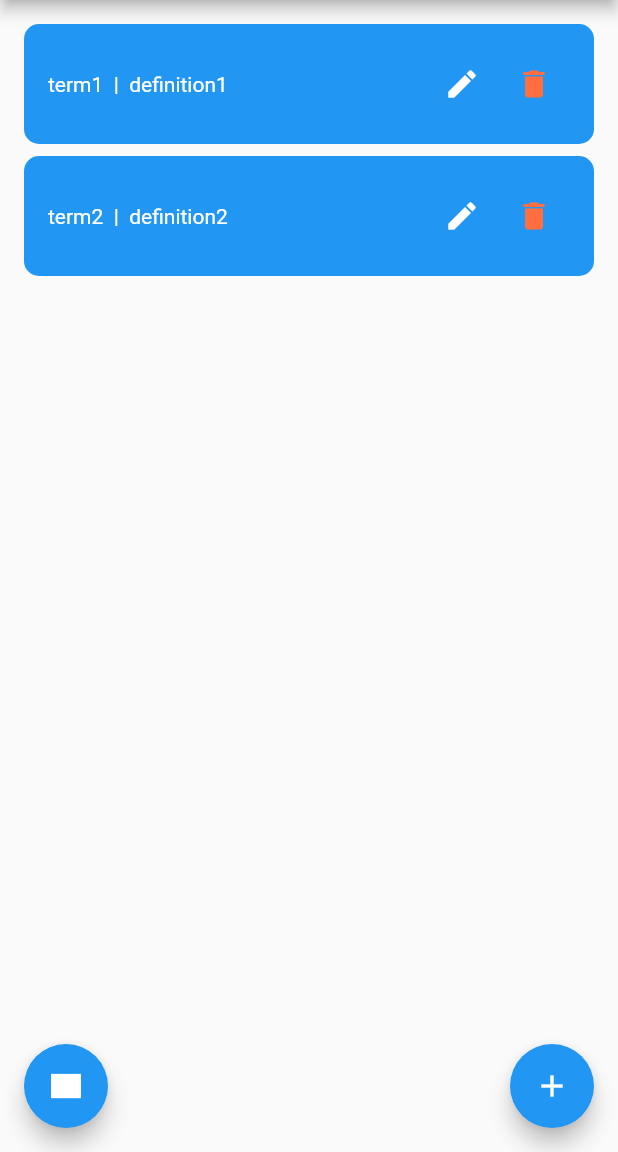
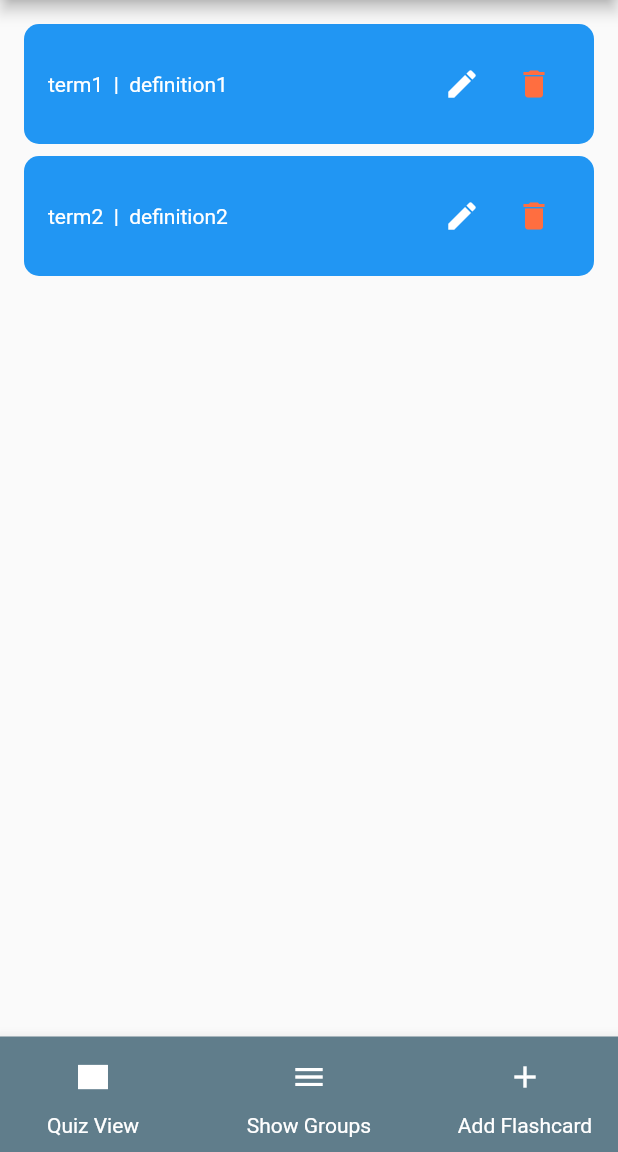
Before and after one commit to aaaluzzi/flashcards_app, a Flutter app: the screen it shows after launch, on a phone screen of 412 x 824 dp, the part 84-1236 px from its top. Run offline on Flutter 3.47's test engine with Material 2 defaults, Android fonts, the phone set to English and light mode, and no system bars.

```diff
--- a/lib/main.dart
+++ b/lib/main.dart
@@ -2,7 +2,6 @@ import 'package:flashcards/flashcard_data.dart';
 import 'package:flashcards/quiz_view.dart';
 import 'package:flutter/material.dart';
 import 'package:provider/provider.dart';
-
 import 'add_flashcard.dart';
 
 class FlashcardsState extends ChangeNotifier {
@@ -77,7 +76,7 @@ class MyHomePage extends StatelessWidget {
         body: Center(
           child: Padding(
             padding: const EdgeInsets.all(16.0),
-            child: Column(
+            child: ListView(
               children: [
                 for (var flashcard in appState.flashcards)
                   Column(
@@ -94,37 +93,92 @@ class MyHomePage extends StatelessWidget {
             ),
           ),
         ),
-        floatingActionButton: Padding(
-          padding: const EdgeInsets.all(16.0),
-          child: Row(
-            mainAxisAlignment: MainAxisAlignment.spaceBetween,
+        bottomNavigationBar: BottomAppBar(
+          color: Colors.blueGrey,
+          shape: const CircularNotchedRectangle(),
+          child: Column(
+            mainAxisSize: MainAxisSize.min,
             children: [
-              FloatingActionButton(
+              const SizedBox(height: 3),
+              Row(
+                children: [
+                  Expanded(
+                    child: Column(
+                      children: [
+                        IconButton(
+                          icon: const Icon(Icons.rectangle),
+                          color: Colors.white,
                           onPressed: () {
                             Navigator.push(
                               context,
-                    MaterialPageRoute(
-                        builder: (context) => const QuizViewPage()),
+                              MaterialPageRoute(builder: (context) => const QuizViewPage()),
                             );
                           },
-                tooltip: 'Quiz View',
-                child: const Icon(Icons.rectangle),
                         ),
-              FloatingActionButton(
-                onPressed: () {
-                  Navigator.push(
-                    context,
-                    MaterialPageRoute(
-                        builder: (context) => const AddFlashcardPage()),
-                  );
-                },
-                tooltip: 'Add Flashcard',
-                child: const Icon(Icons.add),
+                        const Text(
+                          'Quiz View',
+                          textAlign: TextAlign.center,
+                          style: TextStyle(
+                            fontSize: 14,
+                            color: Colors.white,
+                          ),
                         ),
                       ],
                     ),
                   ),
-        floatingActionButtonLocation: FloatingActionButtonLocation.centerDocked,
+                  const SizedBox(width: 20),
+                  Expanded(
+                    child: Column(
+                      children: [
+                        IconButton(
+                          icon: const Icon(Icons.menu),
+                          color: Colors.white,
+                          onPressed: () {
+                            // TO DO
+                          },
+                        ),
+                        const Text(
+                          'Show Groups',
+                          textAlign: TextAlign.center,
+                          style: TextStyle(
+                            fontSize: 14,
+                            color: Colors.white,
+                          ),
+                        ),
+                      ],
+                    ),
+                  ),
+                  const SizedBox(width: 20),
+                  Expanded(
+                    child: Column(
+                      children: [
+                        IconButton(
+                          icon: const Icon(Icons.add),
+                          color: Colors.white,
+                          onPressed: () {
+                            Navigator.push(
+                              context,
+                              MaterialPageRoute(builder: (context) => const AddFlashcardPage()),
+                            );
+                          },
+                        ),
+                        const Text(
+                          'Add Flashcard',
+                          textAlign: TextAlign.center,
+                          style: TextStyle(
+                            fontSize: 14,
+                            color: Colors.white,
+                          ),
+                        ),
+                      ],
+                    ),
+                  ),
+                ],
+              ),
+              const SizedBox(height: 10),
+            ],
+          ),
+        ),
       ),
     );
   }
--- a/lib/quiz_view.dart
+++ b/lib/quiz_view.dart
@@ -1,6 +1,6 @@
 import 'package:flutter/material.dart';
 import 'package:provider/provider.dart';
-
+import 'dart:math';
 import 'main.dart';
 
 class QuizViewPage extends StatefulWidget {
@@ -13,10 +13,31 @@ class QuizViewPage extends StatefulWidget {
 class _QuizViewPageState extends State<QuizViewPage> {
   int currentIndex = 0;
   bool showDefinition = false;
+  List<int> visitedIndices = [];
 
   void toggleShowDefinition() {
     setState(() {
       showDefinition = !showDefinition;
+    });
+  }
+
+  void toggleRandomFlashcard() {
+    var appState = context.read<FlashcardsState>();
+    final flashcards = appState.flashcards;
+
+    if (visitedIndices.length == flashcards.length) {
+      visitedIndices.clear();
+    }
+
+    int randomIndex;
+    do {
+      randomIndex = Random().nextInt(flashcards.length);
+    } while (visitedIndices.contains(randomIndex));
+
+    setState(() {
+      currentIndex = randomIndex;
+      visitedIndices.add(randomIndex);
+      showDefinition = false;
     });
   }
 
@@ -91,6 +112,10 @@ class _QuizViewPageState extends State<QuizViewPage> {
                     },
                     child: const Text('Next'),
                   ),
+                  ElevatedButton(
+                    onPressed: toggleRandomFlashcard,
+                    child: const Text('Randomize'),
+                  ),
                 ],
               ),
               const SizedBox(height: 10),
```
Lines whose indentation alone changed are shown as unchanged.
